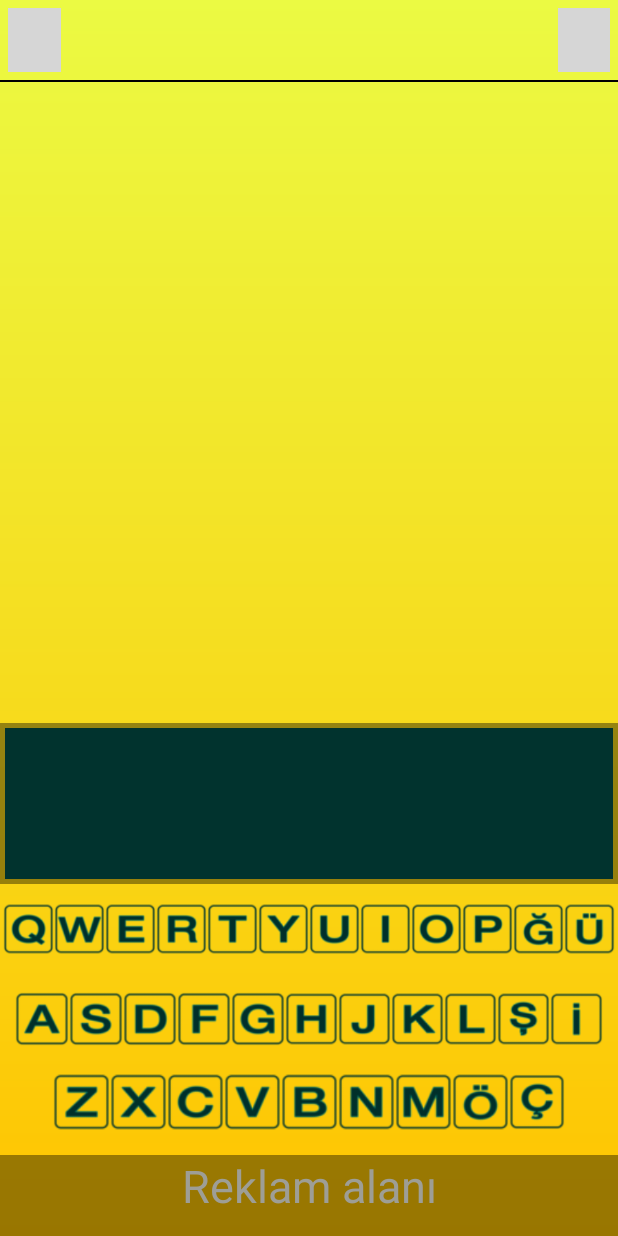
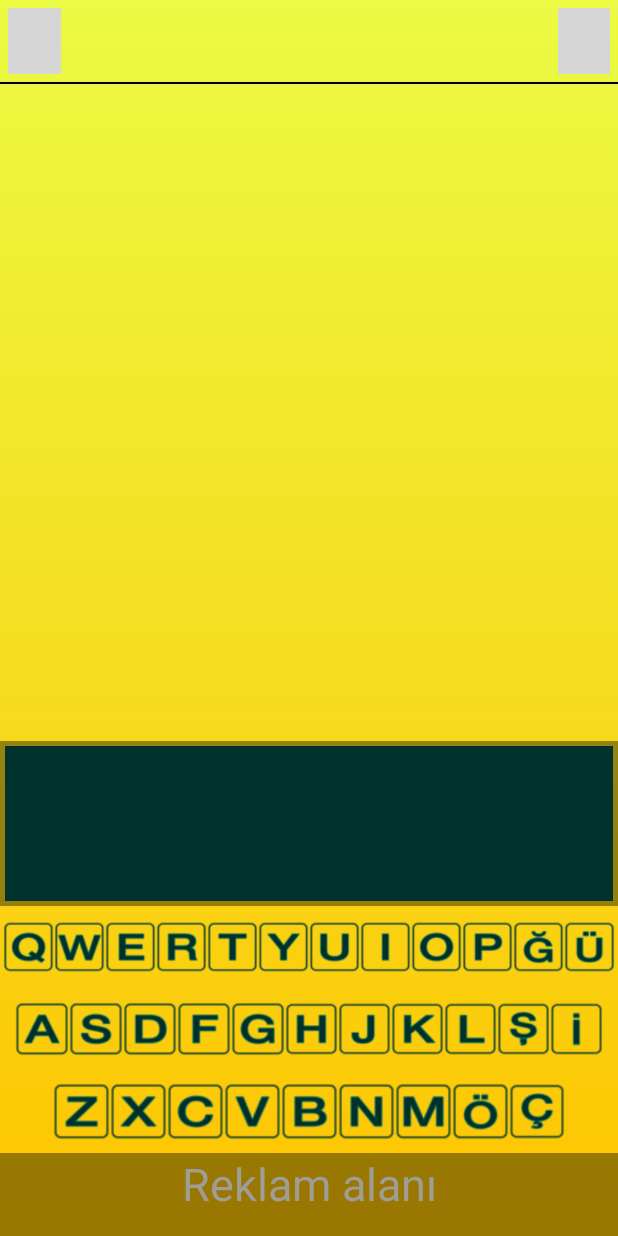
Before and after one commit to deksaa/Kezinta, an Android app: the MainActivity screen opened directly, with no data from a screen before it, on a phone screen of 412 x 824 dp. Run offline under Robolectric (Android 15) with nearby library versions, the phone set to English and light mode, and no system bars; libraries missing offline, so code that uses them is left out: com.github.zagum.switchicon, com.tomer.fadingtextview; plain views replace FadingTextView, SwitchIconView; 5 statements that could not run were skipped; grey boxes are pictures that could not be loaded.

Commit message:
KeyboardLayout is updated.Keyboard design issues is fixed.

```diff
--- a/app/src/main/res/layout/activity_main.xml
+++ b/app/src/main/res/layout/activity_main.xml
@@ -64,9 +64,8 @@
         </LinearLayout>
 
     </LinearLayout>
+
     <!--It contains words which is entered by users-->
-
-
     <LinearLayout
         android:id="@+id/wordsLayout"
         android:orientation="vertical"
@@ -113,18 +112,17 @@
     </LinearLayout>
 
     <!--It contains key buttons to enter any charachter-->
-
     <LinearLayout
         android:id="@+id/keyboardLayout"
         android:layout_width="match_parent"
-        android:layout_height="20dp"
+        android:layout_height="0dp"
         android:layout_weight="3"
-        android:orientation="vertical">
+        android:orientation="vertical"
+        android:weightSum="3">
 
     <LinearLayout
         android:layout_width="match_parent"
-        android:layout_height="40dp"
-        android:layout_gravity="top"
+        android:layout_height="0dp"
         android:paddingRight="2dp"
         android:paddingLeft="2dp"
         android:orientation="horizontal"
@@ -227,11 +225,11 @@
             android:scaleType="fitCenter"
             android:layout_weight="1"/>
 
-        </LinearLayout>
+    </LinearLayout>
 
-        <LinearLayout
+    <LinearLayout
             android:layout_width="match_parent"
-            android:layout_height="40dp"
+            android:layout_height="0dp"
             android:layout_weight="1"
             android:layout_gravity="center"
             android:weightSum="11"
@@ -329,18 +327,18 @@
             android:scaleType="fitCenter"
             android:layout_weight="1"/>
 
-            </LinearLayout>
+    </LinearLayout>
 
-        <LinearLayout
+    <LinearLayout
             android:layout_width="match_parent"
-            android:layout_height="40dp"
+            android:layout_height="0dp"
             android:layout_weight="1"
-            android:layout_gravity="bottom"
             android:paddingLeft="35dp"
             android:paddingRight="35dp"
             android:weightSum="9"
-            android:paddingBottom="10dp"
             android:orientation="horizontal"
+            android:paddingTop="1dp"
+            android:paddingBottom="1dp"
             >
 
         <ImageView
@@ -417,6 +415,7 @@
             android:layout_weight="1"/>
 
             </LinearLayout>
+
     </LinearLayout>
 
     <!--It contains ad layout-->
```
